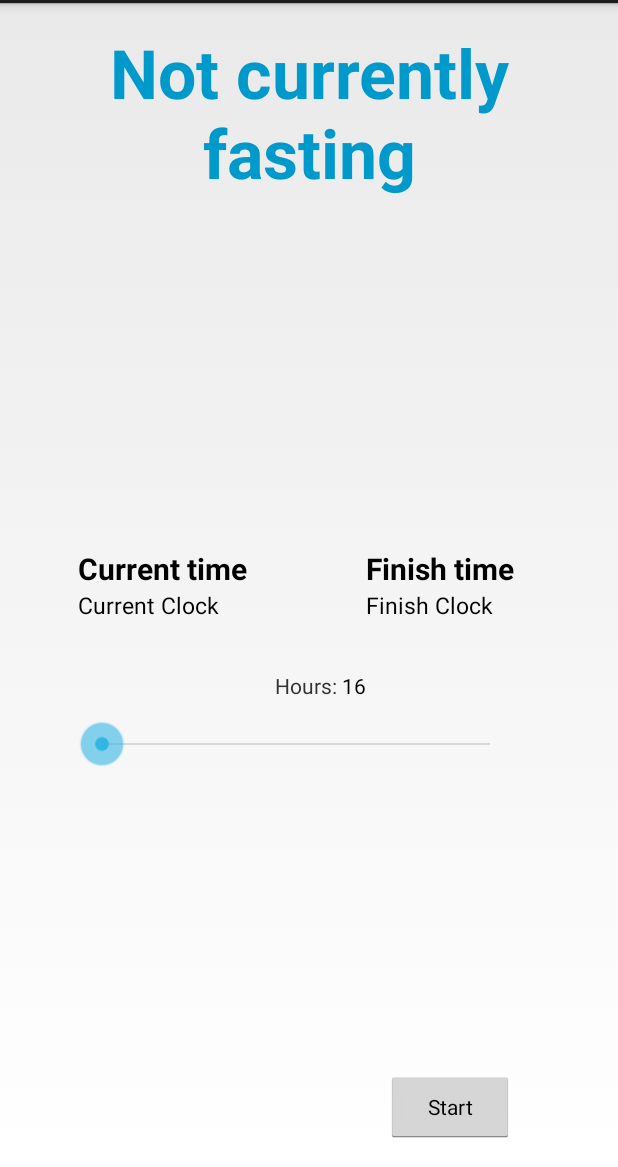
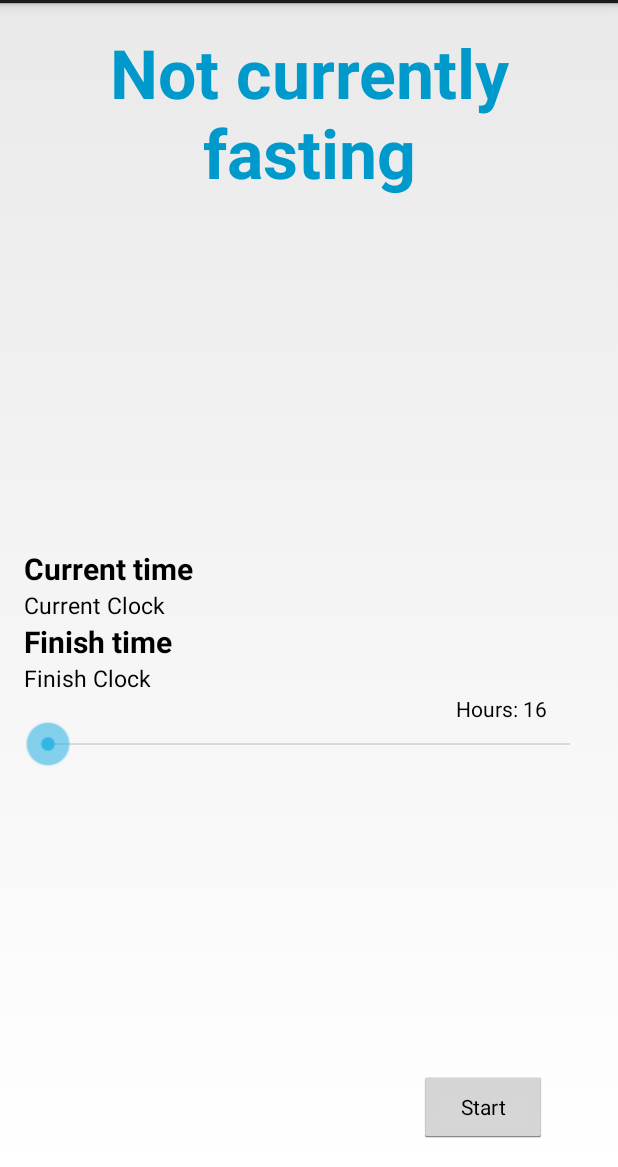
Before and after one commit to ashleymorris2/MyFastingTracker-deprecated-, an Android app: the screen it shows after launch (frontpage), on a phone screen of 412 x 824 dp, the part 69-1236 px from its top. Run offline under Robolectric (Android 15) with nearby library versions, the phone set to English and light mode, and no system bars.

Commit message:
SeekBar is working

```diff
--- a/app/src/main/java/com/avaygo/myfastingtracker/frontpage.java
+++ b/app/src/main/java/com/avaygo/myfastingtracker/frontpage.java
@@ -6,37 +6,68 @@ import android.view.Menu;
 import android.view.MenuItem;
 import android.view.View;
 import android.widget.Button;
+import android.widget.SeekBar;
 import android.widget.TextView;
+
 
 
 public class frontpage extends Activity {
 
     Button BStartToggle;
-    TextView TStatusText, TCurrentTime, TEndTime;
+    TextView TStatusText, TCurrentTime, TEndTime, TSeekVal;
+    SeekBar timeSeek;
 
     @Override
-    protected void onCreate(Bundle savedInstanceState) {
+    protected void onCreate(Bundle savedInstanceState)
+    {
         super.onCreate(savedInstanceState);
         setContentView(R.layout.activity_frontpage);
+        //Load the layout
 
         //Find View Elements
         TStatusText = (TextView) findViewById(R.id.status_text);
         TCurrentTime = (TextView) findViewById(R.id.current_time);
         TEndTime = (TextView) findViewById(R.id.end_time);
+        TSeekVal = (TextView) findViewById(R.id.seekVal);
+
+        timeSeek = (SeekBar) findViewById(R.id.timeSeek);
+
+        timeSeek.setOnSeekBarChangeListener(timeSeek_listener);
 
         BStartToggle = (Button) findViewById(R.id.start_toggle);
         BStartToggle.setOnClickListener(BStartToggle_OnClickListener);
+
     }
+
 
     //On click listener for BStartToggle
     final View.OnClickListener BStartToggle_OnClickListener = new View.OnClickListener() {
         public void onClick(View v) {
-
             //place holder
             TStatusText.setText("Fasting Started");
+        }
+    };
+
+    final SeekBar.OnSeekBarChangeListener timeSeek_listener = new SeekBar.OnSeekBarChangeListener() {
+        @Override
+        public void onProgressChanged(SeekBar seekBar, int progress, boolean fromUser) {
+
+            TSeekVal.setText("Hours: " +progress);
+
+        }
+
+        @Override
+        public void onStartTrackingTouch(SeekBar seekBar) {
+
+        }
+
+        @Override
+        public void onStopTrackingTouch(SeekBar seekBar) {
 
         }
     };
+
+
 
     @Override
     public boolean onCreateOptionsMenu(Menu menu) {
--- a/app/src/main/res/layout/activity_frontpage.xml
+++ b/app/src/main/res/layout/activity_frontpage.xml
@@ -16,8 +16,8 @@
         android:text="@string/start_toggle"
         android:id="@+id/start_toggle"
         android:layout_alignParentBottom="true"
-        android:layout_alignRight="@+id/linearLayout2"
-        android:layout_alignEnd="@+id/linearLayout2" />
+        android:layout_alignRight="@+id/seekVal"
+        android:layout_alignEnd="@+id/seekVal" />
 
     <TextView
         android:layout_width="wrap_content"
@@ -40,11 +40,10 @@
         android:layout_width="wrap_content"
         android:layout_height="wrap_content"
         android:id="@+id/linearLayout"
-        android:layout_alignTop="@+id/linearLayout2"
+        android:layout_gravity="center|left"
+        android:layout_centerVertical="true"
         android:layout_alignParentLeft="true"
-        android:layout_alignParentStart="true"
-        android:layout_marginLeft="36dp"
-        android:layout_gravity="center|left">
+        android:layout_alignParentStart="true">
 
         <TextView
             android:layout_width="wrap_content"
@@ -71,8 +70,8 @@
         android:layout_height="wrap_content"
         android:id="@+id/linearLayout2"
         android:layout_gravity="right|left"
-        android:layout_centerVertical="true"
-        android:layout_toRightOf="@+id/seekVal">
+        android:layout_below="@+id/linearLayout"
+        android:layout_alignParentLeft="true">
 
         <TextView
             android:layout_width="wrap_content"
@@ -93,35 +92,28 @@
     </LinearLayout>
 
     <SeekBar
-        android:layout_width="wrap_content"
+        android:layout_width="match_parent"
         android:layout_height="wrap_content"
-        android:id="@+id/seekBar"
+        android:id="@+id/timeSeek"
         android:max="24"
         android:layout_marginTop="66dp"
         android:layout_below="@+id/linearLayout"
         android:layout_alignLeft="@+id/linearLayout"
         android:layout_alignStart="@+id/linearLayout"
-        android:layout_alignRight="@+id/linearLayout2"
-        android:layout_alignEnd="@+id/linearLayout2" />
+        android:indeterminate="false"
+        android:layout_alignRight="@+id/status_text"
+        android:layout_alignEnd="@+id/status_text" />
 
     <TextView
         android:layout_width="wrap_content"
         android:layout_height="wrap_content"
         android:textAppearance="?android:attr/textAppearanceMedium"
-        android:text="16"
+        android:text="Hours: 16"
         android:id="@+id/seekVal"
         android:textSize="14sp"
-        android:layout_marginTop="33dp"
         android:layout_below="@+id/linearLayout2"
-        android:layout_toRightOf="@+id/textView2" />
-
-    <TextView
-        android:layout_width="wrap_content"
-        android:layout_height="wrap_content"
-        android:textAppearance="?android:attr/textAppearanceSmall"
-        android:text="Hours: "
-        android:id="@+id/textView2"
-        android:layout_alignBottom="@+id/seekVal"
-        android:layout_centerHorizontal="true" />
+        android:layout_alignRight="@+id/timeSeek"
+        android:layout_alignEnd="@+id/timeSeek"
+        android:layout_marginRight="31dp" />
 
 </RelativeLayout>
```
